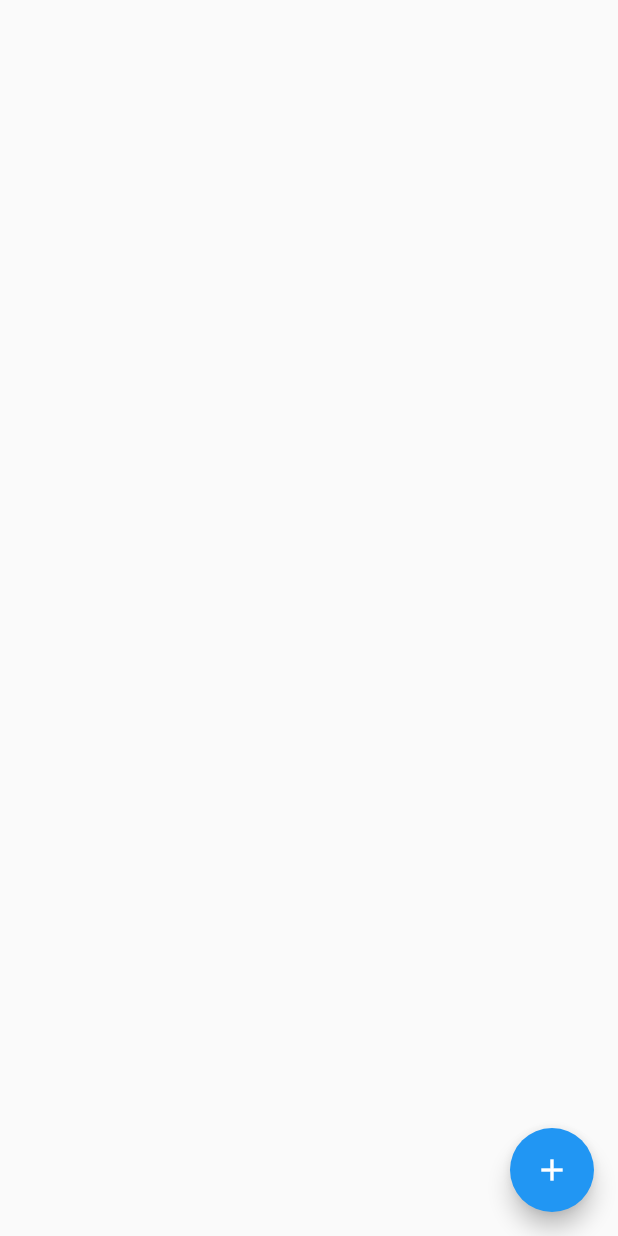
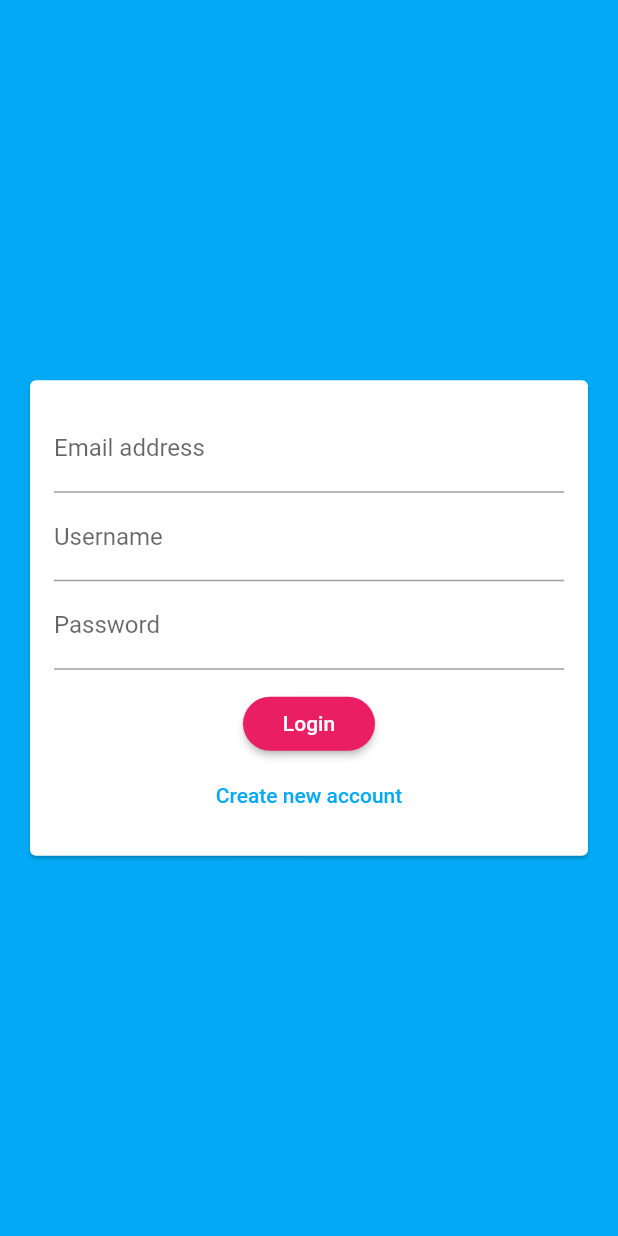
Before and after one commit to mattarnold13/dormat, a Flutter app: the screen it shows after launch, on a phone screen of 412 x 824 dp. Run offline on Flutter 3.47's test engine with Material 2 defaults, Android fonts, the phone set to English and light mode, and no system bars; our stand-ins replace cloud_firestore, firebase_core; accounts and stored records are empty.

Commit message:
Initial
Initial

```diff
--- a/lib/main.dart
+++ b/lib/main.dart
@@ -1,6 +1,9 @@
+import 'package:chat_app/screens/auth_screen.dart';
+import 'package:chat_app/screens/category_detail_screen.dart';
 import 'package:chat_app/screens/chat_screen.dart';
 import 'package:flutter/material.dart';
 import 'package:firebase_core/firebase_core.dart';
+import 'package:chat_app/screens/categories_overview_screen.dart';
 
 Future<void> main() async {
   WidgetsFlutterBinding.ensureInitialized();
@@ -11,6 +14,7 @@ Future<void> main() async {
 class DefaultFirebaseOptions {}
 
 class MyApp extends StatelessWidget {
+  //
   const MyApp({Key? key}) : super(key: key);
 
   // This widget is the root of your application.
@@ -28,9 +32,26 @@ class MyApp extends StatelessWidget {
         // or simply save your changes to "hot reload" in a Flutter IDE).
         // Notice that the counter didn't reset back to zero; the application
         // is not restarted.
-        primarySwatch: Colors.blue,
+        primarySwatch: Colors.lightBlue,
+        backgroundColor: Colors.pink,
+        accentColor: Colors.deepPurple,
+        accentColorBrightness: Brightness.dark,
+        buttonTheme: ButtonTheme.of(context).copyWith(
+            buttonColor: Colors.pink,
+            textTheme: ButtonTextTheme.primary,
+            shape: RoundedRectangleBorder(
+              borderRadius: BorderRadius.circular(20),
+            )),
       ),
-      home: ChatScreen(),
+      // home: CategoryOverviewScreen(),
+      //home: ChatScreen(),
+      home: AuthScreen(),
+      routes: {
+        CategoryDetailScreen.routeName: (ctx) => CategoryDetailScreen(),
+      },
     );
   }
 }
+
+// ignore_for_file: prefer_const_constructors, deprecated_member_use
+// ignore_for_file: unused_import
--- /dev/null
+++ b/lib/models/categories.dart
@@ -0,0 +1,15 @@
+//import 'package:flutter/material.dart';
+
+class Categories {
+  final String id;
+  final String category;
+  final String description;
+  final String imageUrl;
+
+  Categories({
+    required this.id,
+    required this.category,
+    required this.description,
+    required this.imageUrl,
+  });
+}
--- a/lib/screens/auth_screen.dart
+++ b/lib/screens/auth_screen.dart
@@ -0,0 +1,21 @@
+// ignore_for_file: prefer_const_constructors
+
+import 'package:chat_app/widgets/auth/auth_form.dart';
+import 'package:flutter/material.dart';
+
+class AuthScreen extends StatefulWidget {
+  const AuthScreen({Key? key}) : super(key: key);
+
+  @override
+  State<AuthScreen> createState() => _AuthScreenState();
+}
+
+class _AuthScreenState extends State<AuthScreen> {
+  @override
+  Widget build(BuildContext context) {
+    return Scaffold(
+      backgroundColor: Theme.of(context).primaryColor,
+      body: AuthForm(),
+    );
+  }
+}
--- a/lib/screens/chat_screen.dart
+++ b/lib/screens/chat_screen.dart
@@ -36,7 +36,11 @@ class ChatScreen extends StatelessWidget {
       ),
       floatingActionButton: FloatingActionButton(
         child: Icon(Icons.add),
-        onPressed: () {},
+        onPressed: () {
+          FirebaseFirestore.instance
+              .collection('chats/rNHaFNj89IJL4ZPIAL6L/messages')
+              .add({'text': 'this was added by clicking the button'});
+        },
       ),
     );
   }
--- /dev/null
+++ b/lib/widgets/auth/auth_form.dart
@@ -0,0 +1,55 @@
+// ignore_for_file: prefer_const_constructors, deprecated_member_use
+
+import 'package:flutter/material.dart';
+
+class AuthForm extends StatefulWidget {
+  const AuthForm({Key? key}) : super(key: key);
+
+  @override
+  _AuthFormState createState() => _AuthFormState();
+}
+
+class _AuthFormState extends State<AuthForm> {
+  @override
+  Widget build(BuildContext context) {
+    return Center(
+      child: Card(
+        margin: EdgeInsets.all(20),
+        child: SingleChildScrollView(
+          child: Padding(
+            padding: EdgeInsets.all(16),
+            child: Form(
+              child: Column(
+                mainAxisSize: MainAxisSize.min,
+                children: <Widget>[
+                  TextFormField(
+                      keyboardType: TextInputType.emailAddress,
+                      decoration: InputDecoration(
+                        labelText: 'Email address',
+                      )),
+                  TextFormField(
+                    decoration: InputDecoration(labelText: 'Username'),
+                  ),
+                  TextFormField(
+                    decoration: InputDecoration(labelText: 'Password'),
+                    obscureText: true,
+                  ),
+                  SizedBox(height: 12),
+                  RaisedButton(
+                    onPressed: () {},
+                    child: Text('Login'),
+                  ),
+                  FlatButton(
+                    textColor: Theme.of(context).primaryColor,
+                    child: Text('Create new account'),
+                    onPressed: () {},
+                  )
+                ],
+              ),
+            ),
+          ),
+        ),
+      ),
+    );
+  }
+}
--- /dev/null
+++ b/lib/widgets/categories.dart
@@ -0,0 +1,15 @@
+//import 'package:flutter/material.dart';
+
+class Categories {
+  final String id;
+  final String category;
+  final String description;
+  final String imageUrl;
+
+  Categories({
+    required this.id,
+    required this.category,
+    required this.description,
+    required this.imageUrl,
+  });
+}
--- a/pubspec.yaml
+++ b/pubspec.yaml
@@ -36,6 +36,7 @@ dependencies:
   cupertino_icons: ^1.0.2
   cloud_firestore: ^3.1.10
   firebase_core: ^1.10.2
+  http: ^0.13.4
 
 dev_dependencies:
   flutter_test:
```
Also changed, not shown: lib/models/items.dart (added, +21 -0 lines), lib/screens/categories_overview_screen.dart (added, +58 -0 lines), lib/screens/category_detail_screen.dart (added, +54 -0 lines), lib/screens/item_detail_screen.dart (added, +12 -0 lines), lib/screens/item_list_screen.dart (added, +56 -0 lines), lib/widgets/categories_item.dart (added, +41 -0 lines), pubspec.lock.
